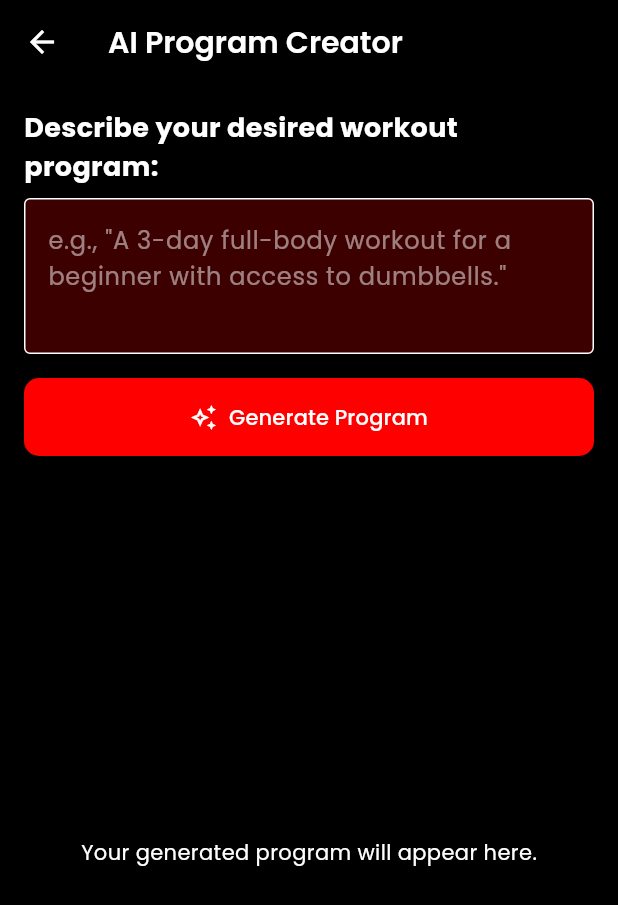
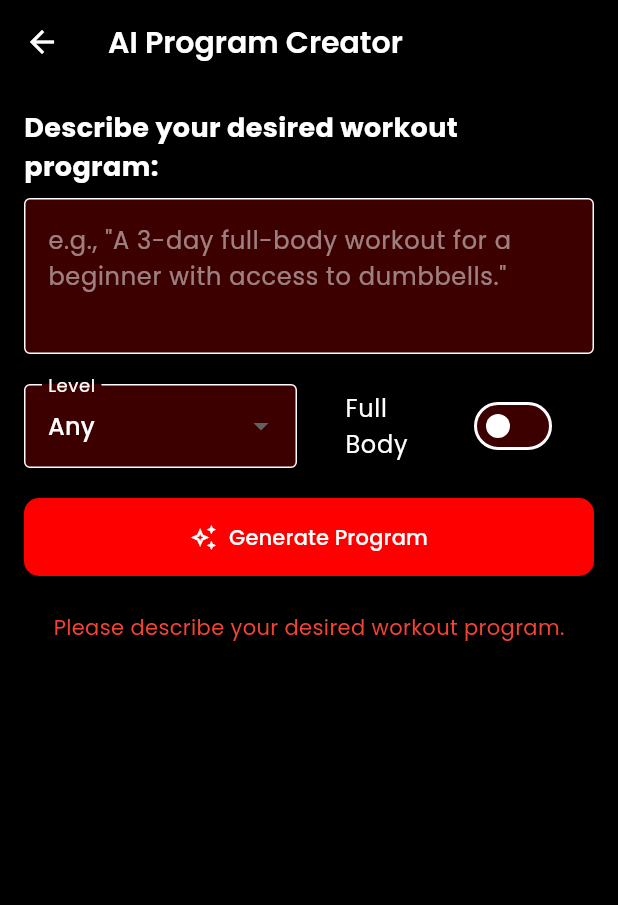
Before and after one commit to muriarty1893/my_first_app, a Flutter app: the AiProgramCreatorScreen screen opened directly, after a tap on "Generate Program", on a phone screen of 412 x 824 dp. Shown: the top 905 px of the screen. Run offline on Flutter 3.47's test engine with Material 3 defaults, Android fonts, the phone set to English and light mode, and no system bars; our stand-ins replace animated_text_kit, csv, google_fonts, sqflite, sqflite_common_ffi; accounts and stored records are empty.

Commit message:
save 25/11 16.00

```diff
--- a/lib/screens/ai_program_creator_screen.dart
+++ b/lib/screens/ai_program_creator_screen.dart
@@ -45,8 +45,22 @@ class _AiProgramCreatorScreenState extends State<AiProgramCreatorScreen> {
   String _errorMessage = '';
   bool _isLoading = false;
 
+  String? _selectedLevelFilter; // State for level filter
+  bool _isFullBodyFilter = false; // State for full body filter
+
+  @override
+  void initState() {
+    super.initState();
+    _selectedLevelFilter = 'Any'; // Default value for level filter
+  }
+
   Future<void> _generateProgram() async {
-    if (_textController.text.isEmpty) return;
+    if (_textController.text.isEmpty) {
+      setState(() {
+        _errorMessage = 'Please describe your desired workout program.';
+      });
+      return;
+    }
 
     setState(() {
       _isLoading = true;
@@ -55,7 +69,11 @@ class _AiProgramCreatorScreenState extends State<AiProgramCreatorScreen> {
     });
 
     try {
-      final rawJsonResponse = await _aiService.generateProgram(_textController.text);
+      final rawJsonResponse = await _aiService.generateProgram(
+        _textController.text,
+        levelFilter: _selectedLevelFilter == 'Any' ? null : _selectedLevelFilter,
+        isFullBody: _isFullBodyFilter,
+      );
 
       // Parse the JSON response
       final decoded = jsonDecode(rawJsonResponse);
@@ -184,6 +202,44 @@ class _AiProgramCreatorScreenState extends State<AiProgramCreatorScreen> {
               maxLines: 3,
             ),
             const SizedBox(height: 16),
+            Row(
+              children: [
+                Expanded(
+                  child: DropdownButtonFormField<String>(
+                    decoration: const InputDecoration(
+                      labelText: 'Level',
+                      border: OutlineInputBorder(),
+                    ),
+                    value: _selectedLevelFilter,
+                    items: <String>['Any', 'Beginner', 'Intermediate', 'Advanced']
+                        .map<DropdownMenuItem<String>>((String value) {
+                      return DropdownMenuItem<String>(
+                        value: value,
+                        child: Text(value),
+                      );
+                    }).toList(),
+                    onChanged: (String? newValue) {
+                      setState(() {
+                        _selectedLevelFilter = newValue;
+                      });
+                    },
+                  ),
+                ),
+                const SizedBox(width: 16),
+                Expanded(
+                  child: SwitchListTile(
+                    title: const Text('Full Body'),
+                    value: _isFullBodyFilter,
+                    onChanged: (bool value) {
+                      setState(() {
+                        _isFullBodyFilter = value;
+                      });
+                    },
+                  ),
+                ),
+              ],
+            ),
+            const SizedBox(height: 16),
             ElevatedButton.icon(
               onPressed: _isLoading ? null : _generateProgram,
               icon: const Icon(Icons.auto_awesome_outlined),
--- a/lib/services/ai_service.dart
+++ b/lib/services/ai_service.dart
@@ -7,17 +7,28 @@ import 'package:my_first_app/models/exercise.dart';
 class AiService {
   static const String _ollamaUrl = 'https://lavina-snippier-daxton.ngrok-free.dev/api/generate';
 
-  Future<String> generateProgram(String userInput) async {
+  Future<String> generateProgram(
+    String userInput, {
+    String? levelFilter,
+    bool isFullBody = false,
+  }) async {
     try {
       // 1. Get all exercises from the database
-      final List<Exercise> allExercises = await DatabaseHelper.instance.getAllExercises();
+      List<Exercise> allExercises = await DatabaseHelper.instance.getAllExercises();
       if (allExercises.isEmpty) {
         return 'Hata: Veritabanında hiç egzersiz bulunamadı. Lütfen uygulamanın verileri doğru şekilde yüklediğinden emin olun.';
       }
 
+      // Apply level filter if provided
+      if (levelFilter != null && levelFilter != 'Any') {
+        allExercises = allExercises.where((e) => e.level == levelFilter).toList();
+      }
+
+      if (allExercises.isEmpty) {
+        return 'Hata: Seçilen filtreleme kriterlerine uygun egzersiz bulunamadı.';
+      }
+
       // 2. Create a summarized list of exercises for the prompt
-      // To avoid a huge prompt, we can select a subset or just send titles.
-      // For better results, we can filter based on user input, but for now, let's send a random sample.
       final random = Random();
       final sampleSize = min(100, allExercises.length); // Send up to 100 exercises
       final sampledExercises = List.generate(sampleSize, (_) => allExercises[random.nextInt(allExercises.length)]);
@@ -30,6 +41,14 @@ class AiService {
       }).toList();
 
       // 3. Construct the detailed prompt
+      String filterInstructions = '';
+      if (levelFilter != null && levelFilter != 'Any') {
+        filterInstructions += " The workout program should be suitable for a '$levelFilter' level user.";
+      }
+      if (isFullBody) {
+        filterInstructions += " The program should be a full-body workout, covering all major muscle groups throughout the week.";
+      }
+
       final prompt = """
 You are an expert fitness coach. Your task is to create a weekly workout program based on the user's request.
 ONLY use exercises from the "Available Exercises" list provided below. Do not invent exercises.
@@ -39,6 +58,7 @@ Each exercise in the list must be a JSON object with EXACTLY these four keys: "d
 "dayOfWeek" must be one of: Monday, Tuesday, Wednesday, Thursday, Friday, Saturday, Sunday.
 "exerciseTitle" MUST EXACTLY match a title from the "Available Exercises" list.
 "sets" and "reps" must be integers.
+$filterInstructions
 
 ---
 User Request: "$userInput"
```
